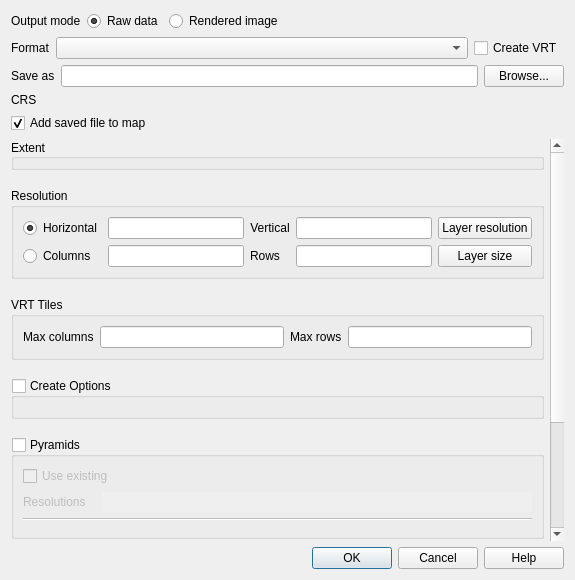
Before: the Qt Designer form src/ui/qgsrasterlayersaveasdialogbase.ui in qgis/QGIS, drawn with Qt 5.
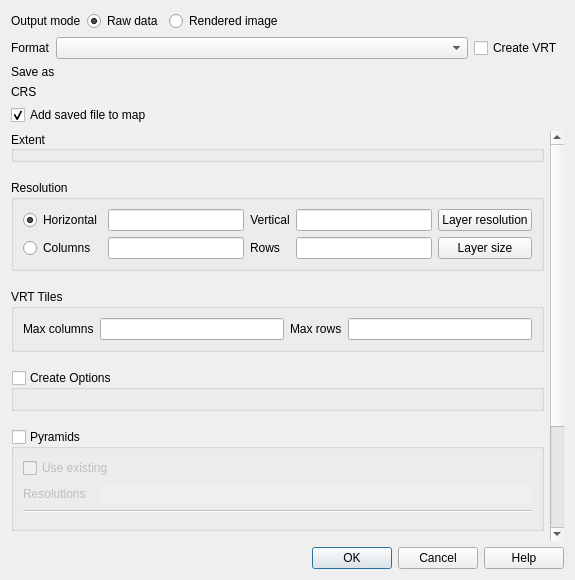
After: the same form once the commit is applied. Icons and pictures are not drawn. Custom widgets are drawn as their Qt base class.

Commit message: [ui] use qgsfilewidget in the save raster as dialog

What changed in the file:
```diff
--- a/src/ui/qgsrasterlayersaveasdialogbase.ui
+++ b/src/ui/qgsrasterlayersaveasdialogbase.ui
@@ -112,22 +112,9 @@
       </widget>
      </item>
      <item>
-      <widget class="QLineEdit" name="mSaveAsLineEdit">
+      <widget class="QgsFileWidget" name="mFilename">
        <property name="enabled">
         <bool>true</bool>
-       </property>
-       <property name="text">
-        <string/>
-       </property>
-      </widget>
-     </item>
-     <item>
-      <widget class="QPushButton" name="mBrowseButton">
-       <property name="enabled">
-        <bool>true</bool>
-       </property>
-       <property name="text">
-        <string>Browse...</string>
        </property>
       </widget>
      </item>
@@ -717,6 +704,12 @@
    <header>qgsrasterpyramidsoptionswidget.h</header>
    <container>1</container>
   </customwidget>
+  <customwidget>
+   <class>QgsFileWidget</class>
+   <extends>QWidget</extends>
+   <header>qgsfilewidget.h</header>
+   <container>1</container>
+  </customwidget>
  </customwidgets>
  <tabstops>
   <tabstop>mRawModeRadioButton</tabstop>
```
Left out of the diff: 5 changed lines with no effect on the pictures. The commit also changes 4 other files.
